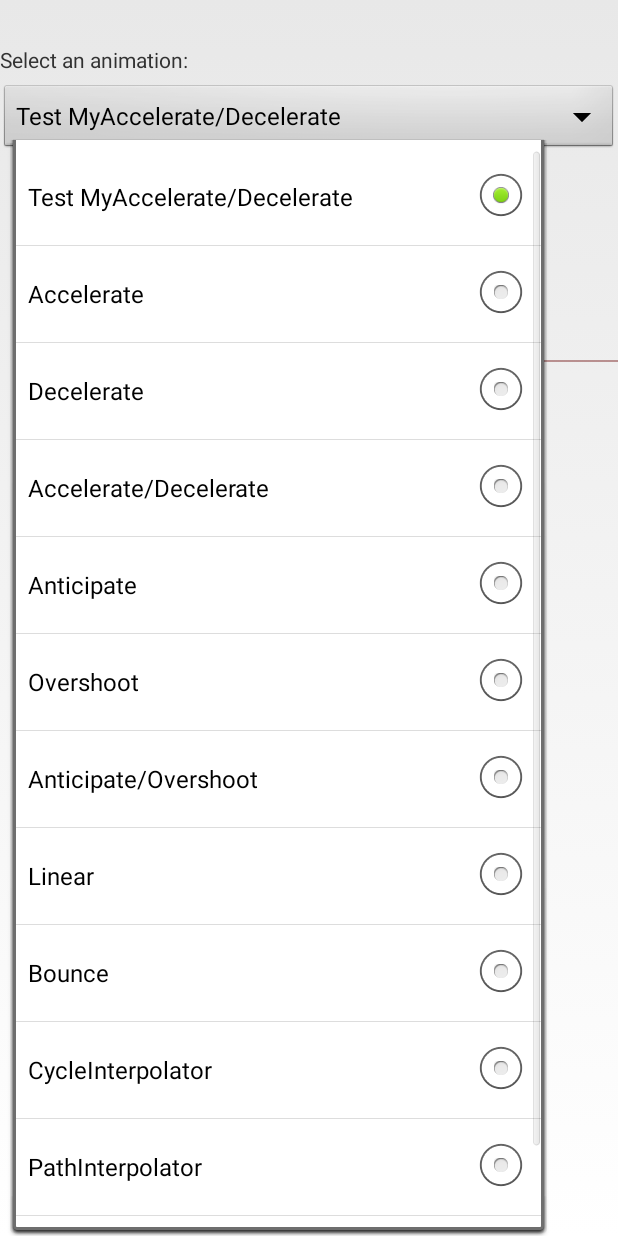
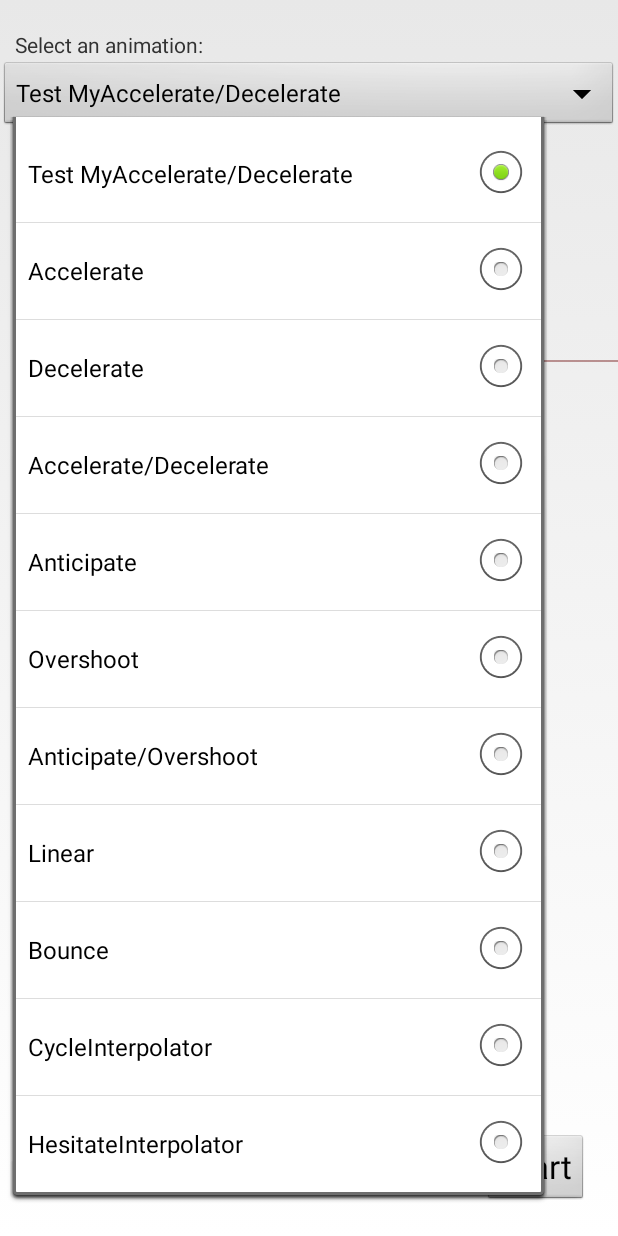
Before and after one commit to M-Ellen/AnimationDemo, an Android app: the InterpolatorTestActivity screen opened directly, with no data from a screen before it, after a tap on "Test MyAccelerate/Decelerate", on a phone screen of 412 x 824 dp. Run offline under Robolectric (Android 15) with nearby library versions, the phone set to English and light mode, and no system bars.

Commit message:
add Intepolator test

```diff
--- a/app/src/main/java/com/example/animation/InterpolatorTestActivity.java
+++ b/app/src/main/java/com/example/animation/InterpolatorTestActivity.java
@@ -4,13 +4,17 @@ import android.animation.Animator;
 import android.animation.AnimatorListenerAdapter;
 import android.animation.ObjectAnimator;
 import android.animation.ValueAnimator;
+import android.annotation.TargetApi;
 import android.app.Activity;
+import android.os.Build;
 import android.os.Bundle;
 import android.support.v4.view.animation.FastOutLinearInInterpolator;
 import android.view.View;
+import android.view.animation.AccelerateInterpolator;
 import android.view.animation.Animation;
 import android.view.animation.AnimationUtils;
 import android.view.animation.PathInterpolator;
+import android.view.animation.ScaleAnimation;
 import android.view.animation.TranslateAnimation;
 import android.widget.AdapterView;
 import android.widget.ArrayAdapter;
@@ -26,7 +30,7 @@ public class InterpolatorTestActivity extends Activity implements AdapterView.On
             "Test MyAccelerate/Decelerate",
             "Accelerate", "Decelerate", "Accelerate/Decelerate",
             "Anticipate", "Overshoot", "Anticipate/Overshoot",
-            "Linear","Bounce","CycleInterpolator", "PathInterpolator","FastInterpolator"};
+            "Linear","Bounce","CycleInterpolator", "HesitateInterpolator"};
 
     private MyAccelerateInterpolator mInterpolator = new MyAccelerateInterpolator();
 
@@ -34,6 +38,8 @@ public class InterpolatorTestActivity extends Activity implements AdapterView.On
 
     private ObjectAnimator a = null;
     private int mTotalTime = 2000;
+
+    private Animation animation = null;
 
     private RelativeLayout mTestInterpolator = null;
     private View target = null;
@@ -49,6 +55,7 @@ public class InterpolatorTestActivity extends Activity implements AdapterView.On
     private TextView distance_time_percent = null;
     private TextView interpolator_t = null;
     private Button pause = null;
+    private Button start_btn = null;
 
     @Override
     protected void onCreate(Bundle savedInstanceState) {
@@ -96,6 +103,14 @@ public class InterpolatorTestActivity extends Activity implements AdapterView.On
             }
         });
 
+        start_btn = (Button)findViewById(R.id.start_ani_btn);
+        start_btn.setOnClickListener(new View.OnClickListener() {
+            @Override
+            public void onClick(View v) {
+                target.startAnimation(animation);
+            }
+        });
+
         Spinner s = (Spinner) findViewById(R.id.spinner);
         ArrayAdapter<String> adapter = new ArrayAdapter<String>(this,android.R.layout.simple_spinner_item, INTERPOLATORS);
         adapter.setDropDownViewResource(android.R.layout.simple_spinner_dropdown_item);
@@ -104,19 +119,24 @@ public class InterpolatorTestActivity extends Activity implements AdapterView.On
 
     }
 
+    @TargetApi(Build.VERSION_CODES.LOLLIPOP)
     @Override
     public void onItemSelected(AdapterView<?> parent, View view, int position, long id)
     {
 
         final float startY = target.getY();
+
         final float engY = targetParent.getHeight() - target.getY() - target.getHeight() - targetParent.getPaddingBottom();
+        final float engX = targetParent.getWidth() - target.getX() - target.getWidth() - targetParent.getPaddingLeft();
 
-        Animation animation = new TranslateAnimation(0.0f, 0.0f, 0.0f,targetParent.getHeight() - target.getY() - target.getHeight() - targetParent.getPaddingBottom());
+//        animation = new TranslateAnimation(0.0f, 0.0f, 0.0f, engY);
+//        animation = new TranslateAnimation(0, engX, 0, 0);
+        animation  = new ScaleAnimation(1, 3, 1, 3, Animation.RELATIVE_TO_SELF, 0.5f, Animation.RELATIVE_TO_SELF, 0.5f);
+
 //        animation.setStartOffset(100);
         animation.setDuration(3000);
         animation.setRepeatMode(Animation.RESTART);
-        animation.setRepeatCount(-1);
-//        target.clearAnimation();
+//        animation.setRepeatCount(-1);
 
         if(position == 0)
         {
@@ -124,7 +144,6 @@ public class InterpolatorTestActivity extends Activity implements AdapterView.On
         }else {
             mTestInterpolator.setVisibility(View.GONE);
             target.clearAnimation();
-            a.end();
         }
 
         switch (position) {
@@ -164,14 +183,17 @@ public class InterpolatorTestActivity extends Activity implements AdapterView.On
                         distance_time_percent.setText("时间百分比："+1.0);
                         pause.setText("Start");
                         //恢复原来状态
-                        target.setX(10);
-                        target.setY(200);
+//                        target.setX(10);
+//                        target.setY(200);
+                        ObjectAnimator.ofFloat(target, "translationY", engY, 0).setDuration(0).start();
                     }
                 });
                 return;
 
             case 1:
-                animation.setInterpolator(AnimationUtils.loadInterpolator(this,android.R.anim.accelerate_interpolator));
+//                animation.setInterpolator(AnimationUtils.loadInterpolator(this,R.anim.my_accelerate_interpolator));
+//                animation.setInterpolator(new AccelerateInterpolator(2));
+                animation.setInterpolator(new AccelerateInterpolator());
                 break;
             case 2:
                 animation.setInterpolator(AnimationUtils.loadInterpolator(this,android.R.anim.decelerate_interpolator));
@@ -198,14 +220,10 @@ public class InterpolatorTestActivity extends Activity implements AdapterView.On
                 animation.setInterpolator(AnimationUtils.loadInterpolator(this,android.R.anim.cycle_interpolator));
                 break;
             case 10:
-                animation.setInterpolator(new PathInterpolator(10, 30));
-                break;
-            case 11:
-                animation.setInterpolator(new FastOutLinearInInterpolator());
+                animation.setInterpolator(new HesitateInterpolator());
                 break;
              }
 
-        target.startAnimation(animation);
     }
 
     @Override
--- /dev/null
+++ b/app/src/main/res/anim/my_accelerate_interpolator.xml
@@ -0,0 +1,5 @@
+<?xml version="1.0" encoding="utf-8"?>
+<accelerateInterpolator xmlns:android="http://schemas.android.com/apk/res/android"
+                        android:factor="2">
+
+</accelerateInterpolator>
--- a/app/src/main/res/layout/activity_interpolator_test.xml
+++ b/app/src/main/res/layout/activity_interpolator_test.xml
@@ -11,8 +11,8 @@
         android:id="@+id/title"
         android:layout_width="match_parent"
         android:layout_height="wrap_content"
-        android:layout_marginBottom="5dip"
-        android:layout_marginTop="20dip"
+        android:layout_marginLeft="10dip"
+        android:layout_marginTop="10dip"
         android:text="Select an animation:"/>
 
     <Spinner
@@ -26,12 +26,24 @@
         android:id="@+id/target"
         android:layout_width="60dp"
         android:layout_height="60dp"
-        android:layout_marginLeft="10px"
-        android:layout_marginTop="200px"
+        android:layout_marginLeft="20dp"
+        android:layout_marginTop="100dp"
         android:src="@mipmap/ball"/>
+
+    <Button
+        android:id="@+id/start_ani_btn"
+        android:layout_width="wrap_content"
+        android:layout_height="wrap_content"
+        android:layout_alignParentBottom="true"
+        android:layout_alignParentRight="true"
+        android:layout_marginBottom="20dp"
+        android:layout_marginRight="20dp"
+        android:text="Start"
+        android:textSize="22sp"/>
 
     <RelativeLayout
         android:id="@+id/testInterpolator"
+        android:layout_marginLeft="10dp"
         android:layout_width="wrap_content"
         android:layout_height="wrap_content">
 
@@ -148,7 +160,7 @@
             android:layout_marginLeft="250dp"
             android:layout_marginTop="520dp"
             android:text="Pause"
-            android:textSize="25sp"/>
+            android:textSize="22sp"/>
     </RelativeLayout>
 
 </RelativeLayout>
```
Also changed, not shown: app/src/main/java/com/example/animation/HesitateInterpolator.java (added, +19 -0 lines), app/src/main/java/com/example/animation/PropertyTestActivity.java (+6 -2 lines).
